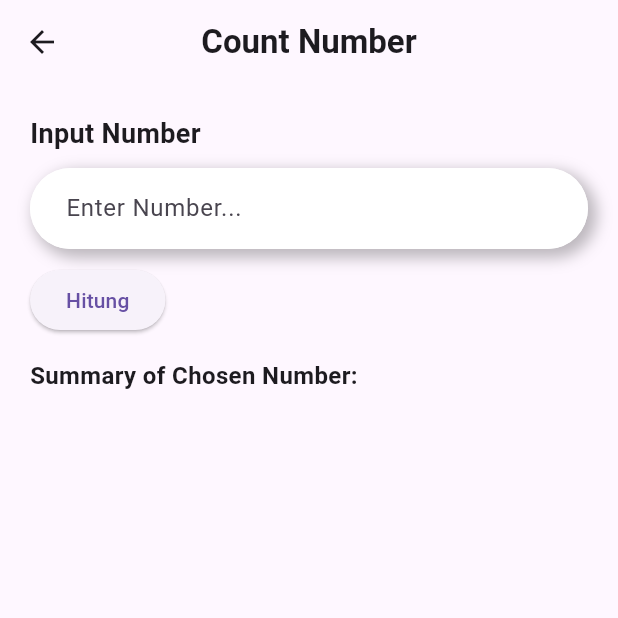
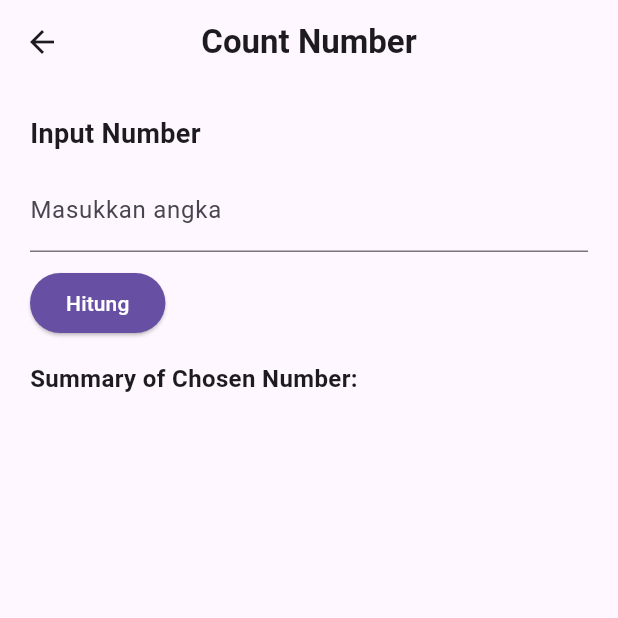
Before and after one commit to Az140304/Mobile-Project, a Flutter app: the CountNumber screen opened directly, on a phone screen of 412 x 824 dp, the top half of it. Run offline on Flutter 3.47's test engine with Material 3 defaults, Android fonts, the phone set to English and light mode, and no system bars.

Commit message:
add: jumlah angka dan menyamakan theme style

```diff
--- a/lib/pages/count_number.dart
+++ b/lib/pages/count_number.dart
@@ -19,12 +19,17 @@ class _CountNumberState extends State<CountNumber> {
       countMap[eachNumber] = (countMap[eachNumber] ?? 0) + 1;
     }
 
+    int total=0;
+    for (int eachNumber in digits){
+      total+=eachNumber;
+    }
+
     String summary = "";
     countMap.forEach((key, value) {
       summary += 'Angka $key muncul sebanyak $value kali\n';
     });
-    summary += "Jumlah Angka Keseluruhan : ${digits.length}\n";
-
+    summary += "Banyak Angka Keseluruhan : ${digits.length}\n";
+    summary += "Jumlah Angka Keseluruhan : $total\n";
     setState(() {
       _summary = summary;
     });
@@ -41,7 +46,11 @@ class _CountNumberState extends State<CountNumber> {
           children: [
             Text("Input Number", style: TextStyle(fontSize: 18, fontWeight: FontWeight.bold)),
             SizedBox(height: 10),
-            RoundedTextField(controller: _controller),
+            TextField(
+              controller: _controller,
+              keyboardType: TextInputType.number,
+              decoration: InputDecoration(labelText: "Masukkan angka"),
+            ),
             SizedBox(height: 10),
             ElevatedButton(
               onPressed: () {
@@ -54,6 +63,11 @@ class _CountNumberState extends State<CountNumber> {
                   });
                 }
               },
+              style: ElevatedButton.styleFrom(
+                backgroundColor:
+                    Theme.of(context).primaryColor, // Warna sesuai tema utama
+                foregroundColor: Colors.white, // Warna teks
+              ),
               child: Text("Hitung"),
             ),
             SizedBox(height: 15),
@@ -73,41 +87,3 @@ class _CountNumberState extends State<CountNumber> {
     );
   }
 }
-
-class RoundedTextField extends StatelessWidget {
-  final TextEditingController controller;
-
-  RoundedTextField({required this.controller});
-
-  @override
-  Widget build(BuildContext context) {
-    return Container(
-      decoration: BoxDecoration(
-        color: Colors.white,
-        borderRadius: BorderRadius.circular(30),
-        boxShadow: [
-          BoxShadow(
-            color: Colors.black26,
-            blurRadius: 8,
-            spreadRadius: 2,
-            offset: Offset(4, 4),
-          ),
-        ],
-      ),
-      child: TextField(
-        controller: controller,
-        keyboardType: TextInputType.number,
-        decoration: InputDecoration(
-          hintText: "Enter Number...",
-          filled: true,
-          fillColor: Colors.white,
-          contentPadding: EdgeInsets.symmetric(horizontal: 20, vertical: 15),
-          border: OutlineInputBorder(
-            borderRadius: BorderRadius.circular(30),
-            borderSide: BorderSide.none,
-          ),
-        ),
-      ),
-    );
-  }
-}
```
